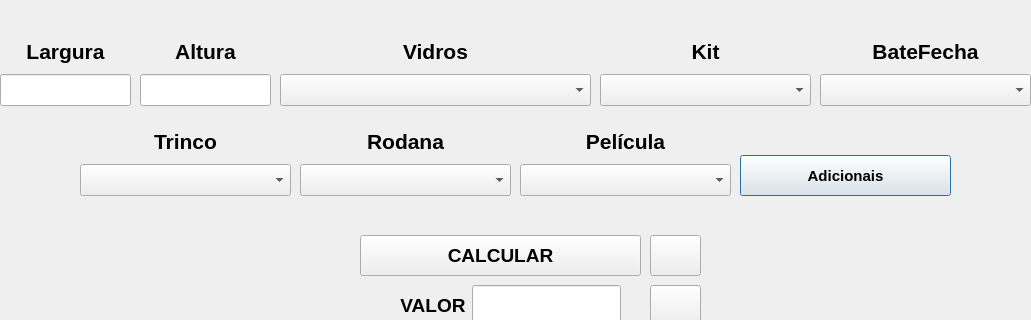
First picture: the form in ArtvidrosV3/janelade4folhas.ui, repository PedrOliveiraM/Artvidros-2023, before the edit; both pictures show x 170 to 1201 and y 245 to 565 of the 1366 by 768 pixel window.
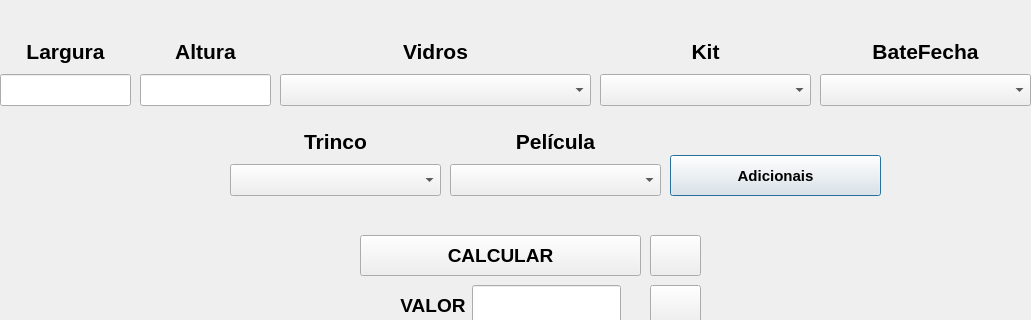
Second picture: the form after the edit. Icons and pictures are not drawn.

```diff
--- a/ArtvidrosV3/janelade4folhas.ui
+++ b/ArtvidrosV3/janelade4folhas.ui
@@ -98,7 +98,7 @@
   <widget class="QPushButton" name="pushButtonRefatorando">
    <property name="geometry">
     <rect>
-     <x>910</x>
+     <x>840</x>
      <y>400</y>
      <width>211</width>
      <height>41</height>
@@ -342,46 +342,6 @@
     <string>&lt;html&gt;&lt;head/&gt;&lt;body&gt;&lt;p&gt;Janela 4 Folhas&lt;/p&gt;&lt;/body&gt;&lt;/html&gt;</string>
    </property>
   </widget>
-  <widget class="QWidget" name="layoutWidget_12">
-   <property name="geometry">
-    <rect>
-     <x>470</x>
-     <y>370</y>
-     <width>211</width>
-     <height>71</height>
-    </rect>
-   </property>
-   <layout class="QVBoxLayout" name="verticalLayout_11">
-    <item>
-     <widget class="QLabel" name="label_10">
-      <property name="text">
-       <string>&lt;html&gt;&lt;head/&gt;&lt;body&gt;&lt;p align=&quot;center&quot;&gt;&lt;span style=&quot; font-size:16pt; font-weight:700;&quot;&gt;Rodana&lt;/span&gt;&lt;/p&gt;&lt;/body&gt;&lt;/html&gt;</string>
-      </property>
-     </widget>
-    </item>
-    <item>
-     <widget class="QComboBox" name="comboBoxRodana">
-      <property name="sizePolicy">
-       <sizepolicy hsizetype="Preferred" vsizetype="Preferred">
-        <horstretch>0</horstretch>
-        <verstretch>0</verstretch>
-       </sizepolicy>
-      </property>
-      <property name="font">
-       <font>
-        <pointsize>11</pointsize>
-        <bold>true</bold>
-       </font>
-      </property>
-      <item>
-       <property name="text">
-        <string/>
-       </property>
-      </item>
-     </widget>
-    </item>
-   </layout>
-  </widget>
   <widget class="QPushButton" name="pushButtonDesconto">
    <property name="geometry">
     <rect>
@@ -408,7 +368,7 @@
   <widget class="QWidget" name="layoutWidget_3">
    <property name="geometry">
     <rect>
-     <x>690</x>
+     <x>620</x>
      <y>370</y>
      <width>211</width>
      <height>71</height>
@@ -489,7 +449,7 @@
   <widget class="QWidget" name="layoutWidget_2">
    <property name="geometry">
     <rect>
-     <x>250</x>
+     <x>400</x>
      <y>370</y>
      <width>211</width>
      <height>71</height>
```
